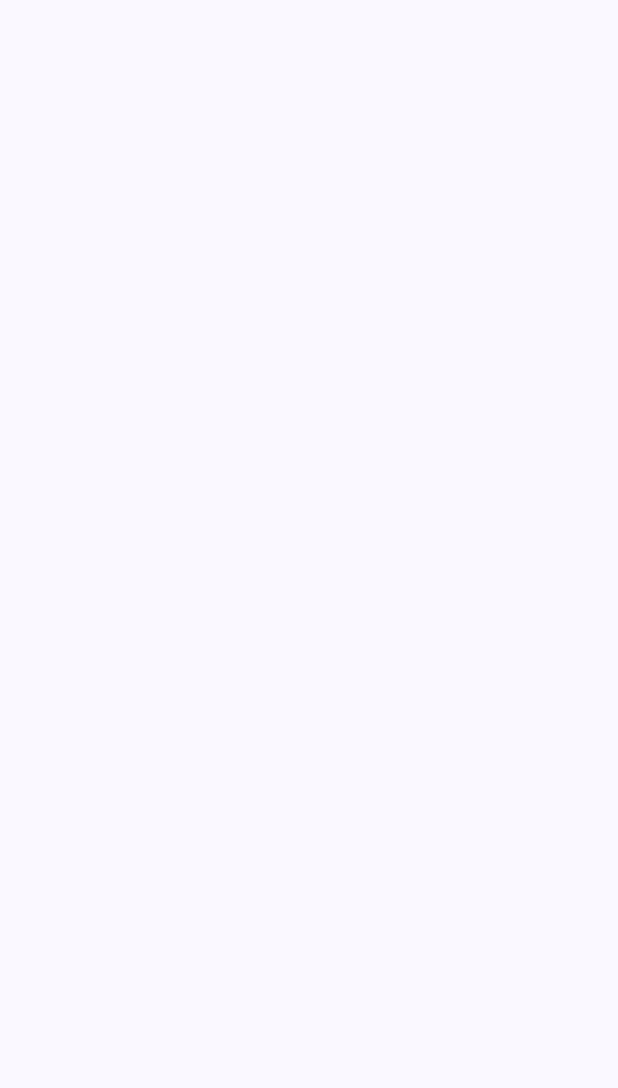
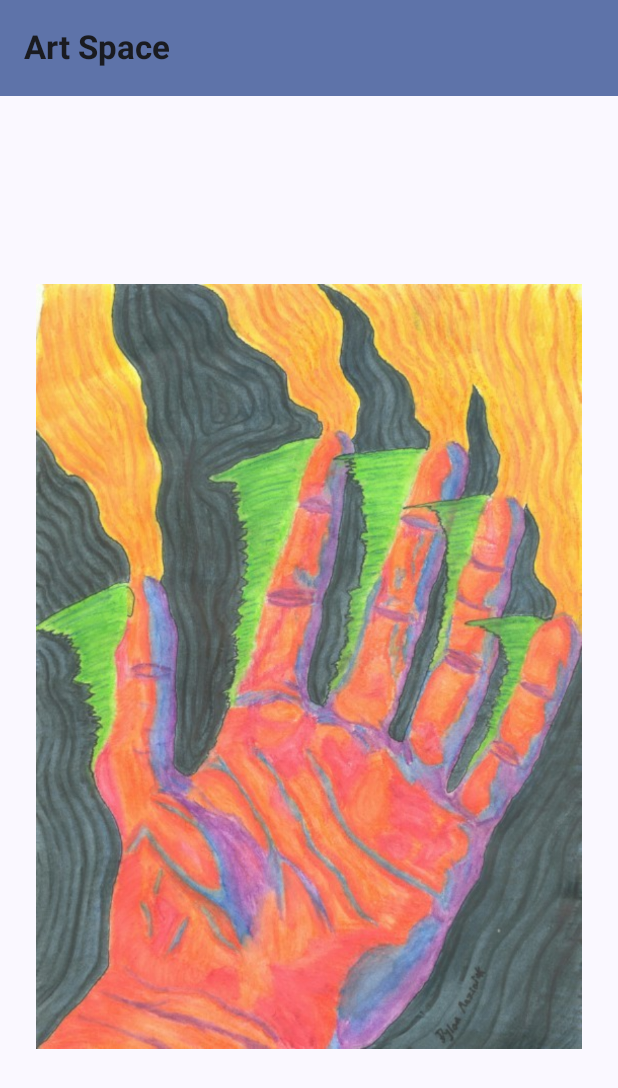
Before and after one commit to m-a-z-z-z/Art-Space, an Android app built with Jetpack Compose: the screen it shows after launch (MainActivity), on a phone screen of 412 x 824 dp. Before the commit the part shown is empty. Shown: the top 1088 px of the screen. Run offline under Robolectric (Android 15) with nearby library versions, the phone set to English and light mode, and no system bars.

Commit message:
Bones of project done

```diff
--- a/app/src/main/java/com/maz/artspace/MainActivity.kt
+++ b/app/src/main/java/com/maz/artspace/MainActivity.kt
@@ -3,13 +3,32 @@ package com.maz.artspace
 import android.os.Bundle
 import androidx.activity.ComponentActivity
 import androidx.activity.compose.setContent
+import androidx.compose.foundation.Image
+import androidx.compose.foundation.background
+import androidx.compose.foundation.layout.Arrangement
+import androidx.compose.foundation.layout.Box
+import androidx.compose.foundation.layout.Column
 import androidx.compose.foundation.layout.fillMaxSize
+import androidx.compose.foundation.layout.padding
+import androidx.compose.material3.ExperimentalMaterial3Api
 import androidx.compose.material3.MaterialTheme
+import androidx.compose.material3.Scaffold
 import androidx.compose.material3.Surface
 import androidx.compose.material3.Text
+import androidx.compose.material3.TopAppBar
+import androidx.compose.material3.TopAppBarDefaults
 import androidx.compose.runtime.Composable
+import androidx.compose.runtime.getValue
+import androidx.compose.runtime.mutableStateOf
+import androidx.compose.runtime.remember
+import androidx.compose.runtime.setValue
+import androidx.compose.ui.Alignment
 import androidx.compose.ui.Modifier
+import androidx.compose.ui.res.dimensionResource
+import androidx.compose.ui.res.painterResource
+import androidx.compose.ui.text.font.FontWeight
 import androidx.compose.ui.tooling.preview.Preview
+import androidx.compose.ui.unit.dp
 import com.maz.artspace.ui.theme.ArtSpaceTheme
 
 class MainActivity : ComponentActivity() {
@@ -29,9 +48,71 @@ class MainActivity : ComponentActivity() {
     }
 }
 
+@OptIn(ExperimentalMaterial3Api::class)
 @Composable
 fun ArtSpaceLayout() {
+    var currentImage by remember { mutableStateOf(1) }
+    val imageResourceID = when (currentImage) {
+        1 -> R.drawable.hand
+        2 -> R.drawable.fred
+        3 -> R.drawable.tupac
+        4 -> R.drawable.shawty
+        5 -> R.drawable.mc_ride
+        else -> R.drawable.me_basically
+    }
+    val imageDescriptionID = when (currentImage) {
+        1 -> R.string.hand
+        2 -> R.string.fred
+        3 -> R.string.tupac
+        4 -> R.string.hand
+        5 -> R.string.mc_ride
+        else -> R.string.me_basically
+    }
 
+    Scaffold(
+        topBar = {
+            TopAppBar(
+                title = {
+                    Text(text = "Art Space", fontWeight = FontWeight.Bold)
+                },
+                colors = TopAppBarDefaults.topAppBarColors(
+                    containerColor = MaterialTheme.colorScheme.primaryContainer,
+                )
+            )
+        }
+    ) { innerPadding ->
+        Surface(
+            color = MaterialTheme.colorScheme.background,
+            modifier = Modifier
+                .fillMaxSize()
+                .padding(innerPadding)
+                .background(MaterialTheme.colorScheme.background)
+        ){
+            Column(
+                modifier = Modifier.fillMaxSize(),
+                verticalArrangement = Arrangement.Center,
+                horizontalAlignment = Alignment.CenterHorizontally
+            ) {
+                ArtPieceAndButtons(imageResource = imageResourceID, imageDescription = imageDescriptionID)
+            }
+        }
+    }
+}
+
+@Composable
+fun ArtPieceAndButtons(imageResource: Int, imageDescription: Int, modifier: Modifier = Modifier) {
+    Box(modifier = modifier) {
+        Column(
+            horizontalAlignment = Alignment.CenterHorizontally,
+            verticalArrangement = Arrangement.Center,
+            modifier = Modifier.fillMaxSize()
+        ) {
+            Image(painter = painterResource(imageResource), contentDescription = null,
+                modifier = Modifier
+                    .padding(24.dp)
+            )
+        }
+    }
 }
 
 @Preview
--- a/app/src/main/res/values/strings.xml
+++ b/app/src/main/res/values/strings.xml
@@ -1,3 +1,9 @@
 <resources>
     <string name="app_name">Art Space</string>
+    <string name="fred">Fred, but Shaggy gave him something a little stronger than the ganja.</string>
+    <string name="hand">"Imagine staring at yo hand, but its all different colors n flowy n shit "</string>
+    <string name="tupac">Just a great painting of one of the best rappers of all time, Tupac Shakur</string>
+    <string name="shawty">Some drawing of some fine shawty with a head shawl</string>
+    <string name="me_basically">me when i eat 2 vitamin gummies instead of 1.</string>
+    <string name="mc_ride">just a great drawing of MC Ride basically</string>
 </resources>
```
Also changed, not shown: app/src/main/res/drawable/fred.jpg (added), app/src/main/res/drawable/hand.JPG (added), app/src/main/res/drawable/mc_ride.jpg (added), app/src/main/res/drawable/me_basically.jpg (added), app/src/main/res/drawable/shawty.jpg (added), app/src/main/res/drawable/tupac.jpg (added).
